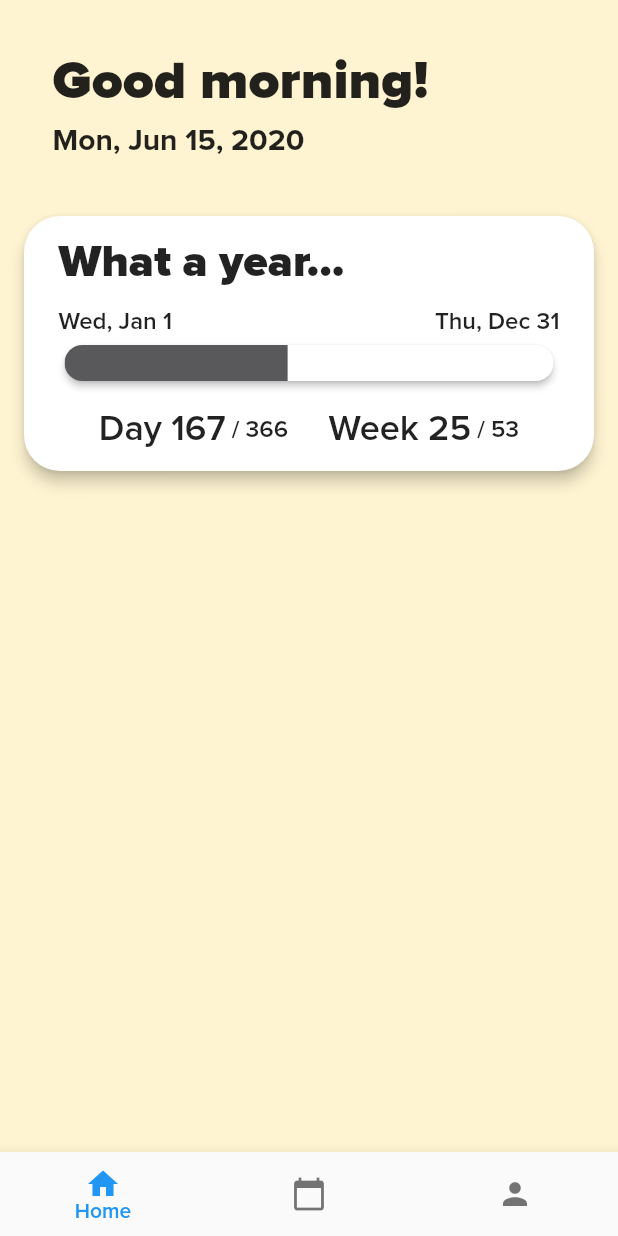
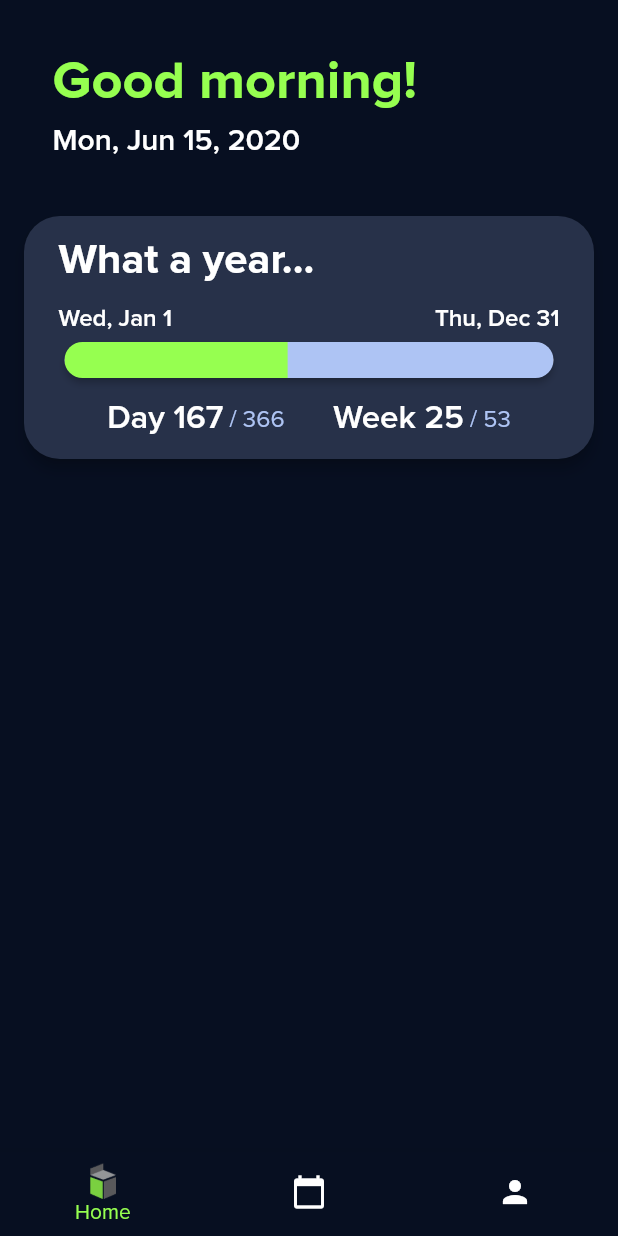
Before and after one commit to ubc-biztech/bt-mobile, a Flutter app: the screen it shows after launch, on a phone screen of 412 x 824 dp. Run offline on Flutter 3.47's test engine with Material 2 defaults, Android fonts, the phone set to English and light mode, and no system bars; drawn by our look-alikes of auto_size_text; our stand-ins replace cached_network_image, flutter_dotenv, get_it, shared_preferences, tuple; network calls fail.

Commit message:
Change colors and use BizTech logo for navbar

```diff
--- a/lib/constants/colors.dart
+++ b/lib/constants/colors.dart
@@ -4,4 +4,11 @@ class C {
   static const Color morningBackground = Color(0xFFfff4d1);
   static const Color dayBackground = Color(0xFFeff3f8);
   static const Color bizTechGrey = Color(0xFF59595B);
+
+  /// Dark Mode Colors
+  static const Color darkBackground = Color(0xFF070F21);
+  static const Color darkBackgroundCard = Color(0xFF273149);
+  static const Color darkColor1 = Color(0xFF96FF50);
+  static const Color darkColor2 = Color(0xFFFFFFFF);
+  static const Color darkColor3 = Color(0xFFAEC4F4);
 }
--- a/lib/events/events.dart
+++ b/lib/events/events.dart
@@ -1,3 +1,4 @@
+import 'package:bt_mobile/constants/colors.dart';
 import 'package:bt_mobile/constants/strings.dart';
 import 'package:flutter/material.dart';
 
@@ -20,6 +21,7 @@ class _EventsState extends EventsView {
       child: Container(
         child: const Text(
           S.eventsDesc,
+          style: TextStyle(color: C.darkColor2),
         ),
       ),
     );
--- a/lib/home/widgets/greeting_and_weather.dart
+++ b/lib/home/widgets/greeting_and_weather.dart
@@ -1,4 +1,5 @@
 import 'package:auto_size_text/auto_size_text.dart';
+import 'package:bt_mobile/constants/colors.dart';
 import 'package:cached_network_image/cached_network_image.dart';
 import 'package:flutter/material.dart';
 
@@ -23,17 +24,25 @@ class GreetingAndWeather extends StatelessWidget {
           AutoSizeText(
             model.salutation,
             maxLines: 1,
-            style: const TextStyle(fontSize: 36.0, fontWeight: FontWeight.w900),
+            style: const TextStyle(
+              fontSize: 36.0,
+              fontWeight: FontWeight.bold,
+              color: C.darkColor1,
+            ),
           ),
           const SizedBox(height: 11.0),
           AutoSizeText(
             model.date,
             maxLines: 1,
-            style: const TextStyle(fontSize: 20.0, fontWeight: FontWeight.bold),
+            style: const TextStyle(
+              fontSize: 20.0,
+              fontWeight: FontWeight.w600,
+              color: C.darkColor2,
+            ),
           ),
           const SizedBox(height: 16.0),
           _weather,
-          const SizedBox(height: 20.0),
+          const SizedBox(height: 18.0),
         ],
       ),
     );
@@ -41,18 +50,24 @@ class GreetingAndWeather extends StatelessWidget {
 
   Widget get _weather {
     if (!model.isThereWeatherData) {
-      return Container();
+      return Container(
+        height: 2.0,
+      );
     }
     return SizedBox(
-      height: 47.0,
+      height: 40.0,
       child: Row(
         mainAxisAlignment: MainAxisAlignment.spaceBetween,
         children: <Widget>[
           AspectRatio(
             aspectRatio: 1.0,
-            child: CachedNetworkImage(
-              imageUrl: model.weatherIconUrl,
-              fit: BoxFit.contain,
+            child: ColorFiltered(
+              colorFilter:
+                  const ColorFilter.mode(C.darkColor2, BlendMode.srcATop),
+              child: CachedNetworkImage(
+                imageUrl: model.weatherIconUrl,
+                fit: BoxFit.contain,
+              ),
             ),
           ),
           Expanded(
@@ -60,16 +75,22 @@ class GreetingAndWeather extends StatelessWidget {
               model.degrees,
               maxLines: 1,
               textAlign: TextAlign.center,
-              style:
-                  const TextStyle(fontSize: 28.0, fontWeight: FontWeight.bold),
+              style: const TextStyle(
+                fontSize: 24.0,
+                fontWeight: FontWeight.w600,
+                color: C.darkColor2,
+              ),
             ),
           ),
           Expanded(
             child: AutoSizeText(
               model.city,
               maxLines: 1,
-              style:
-                  const TextStyle(fontSize: 28.0, fontWeight: FontWeight.bold),
+              style: const TextStyle(
+                fontSize: 24.0,
+                fontWeight: FontWeight.w600,
+                color: C.darkColor2,
+              ),
             ),
           ),
         ],
--- a/lib/home/widgets/term_stats/term_fraction_stats.dart
+++ b/lib/home/widgets/term_stats/term_fraction_stats.dart
@@ -1,4 +1,5 @@
 import 'package:auto_size_text/auto_size_text.dart';
+import 'package:bt_mobile/constants/colors.dart';
 import 'package:flutter/widgets.dart';
 
 import '../../home_model.dart';
@@ -48,12 +49,19 @@ class _FractionStat extends StatelessWidget {
         AutoSizeText(
           numeratorText,
           maxLines: 1,
-          style: const TextStyle(fontSize: 24.0),
+          style: const TextStyle(
+            fontSize: 22.0,
+            fontWeight: FontWeight.w600,
+            color: C.darkColor2,
+          ),
         ),
         AutoSizeText(
           denominatorText,
           maxLines: 1,
-          style: const TextStyle(fontSize: 16.0),
+          style: const TextStyle(
+            fontSize: 16.0,
+            color: C.darkColor3,
+          ),
         ),
       ],
     );
--- a/lib/home/widgets/term_stats/term_progress_bar.dart
+++ b/lib/home/widgets/term_stats/term_progress_bar.dart
@@ -57,12 +57,12 @@ class _InnerContainerState extends State<_InnerContainer> {
   @override
   Widget build(BuildContext context) {
     return Container(
-      color: Colors.white,
+      color: C.darkColor3,
       constraints: const BoxConstraints(minWidth: double.infinity),
       height: 24.0,
       alignment: Alignment.centerLeft,
       child: AnimatedContainer(
-        color: C.bizTechGrey,
+        color: C.darkColor1,
         width: widget.model.topProgressWidth,
         height: 24.0,
         curve: Curves.fastOutSlowIn,
--- a/lib/home/widgets/term_stats/term_stats.dart
+++ b/lib/home/widgets/term_stats/term_stats.dart
@@ -1,4 +1,5 @@
 import 'package:auto_size_text/auto_size_text.dart';
+import 'package:bt_mobile/constants/colors.dart';
 import 'package:flutter/material.dart';
 
 import '../../home.dart';
@@ -22,25 +23,41 @@ class TermStats extends StatelessWidget {
       constraints: const BoxConstraints(minWidth: double.infinity),
       margin: const EdgeInsets.symmetric(horizontal: 12.0),
       child: Card(
+        color: C.darkBackgroundCard,
         child: Padding(
           padding: const EdgeInsets.symmetric(horizontal: 23.0, vertical: 16.0),
           child: Column(
             mainAxisAlignment: MainAxisAlignment.start,
             crossAxisAlignment: CrossAxisAlignment.start,
             children: <Widget>[
-              AutoSizeText(model.term,
-                  maxLines: 1,
-                  style: const TextStyle(
-                      fontSize: 30.0, fontWeight: FontWeight.w900)),
+              AutoSizeText(
+                model.term,
+                maxLines: 1,
+                style: const TextStyle(
+                  fontSize: 28.0,
+                  fontWeight: FontWeight.bold,
+                  color: C.darkColor2,
+                ),
+              ),
               const SizedBox(height: 16.0),
               Row(
                 mainAxisSize: MainAxisSize.max,
                 mainAxisAlignment: MainAxisAlignment.spaceBetween,
                 children: <Widget>[
                   AutoSizeText(model.startDate,
-                      maxLines: 1, style: const TextStyle(fontSize: 16.0)),
+                      maxLines: 1,
+                      style: const TextStyle(
+                        fontSize: 16.0,
+                        fontWeight: FontWeight.w600,
+                        color: C.darkColor2,
+                      )),
                   AutoSizeText(model.endDate,
-                      maxLines: 1, style: const TextStyle(fontSize: 16.0)),
+                      maxLines: 1,
+                      style: const TextStyle(
+                        fontSize: 16.0,
+                        color: C.darkColor2,
+                        fontWeight: FontWeight.w600,
+                      )),
                 ],
               ),
               const SizedBox(height: 4.0),
@@ -48,7 +65,7 @@ class TermStats extends StatelessWidget {
                 presenter: widget.presenter,
                 model: model,
               ),
-              const SizedBox(height: 16.0),
+              const SizedBox(height: 12.0),
               TermFractionStats(model: model)
             ],
           ),
--- a/lib/main/main.dart
+++ b/lib/main/main.dart
@@ -17,11 +17,14 @@ class _MainState extends MainView {
   @override
   Widget build(BuildContext context) {
     return Scaffold(
-      backgroundColor: C.morningBackground,
+      backgroundColor: C.darkBackground,
       body: SafeArea(
         child: model.currentPage,
       ),
       bottomNavigationBar: BottomNavigationBar(
+        backgroundColor: C.darkBackground,
+        selectedItemColor: C.darkColor1,
+        unselectedItemColor: C.darkColor2,
         onTap: widget.presenter.onTabTapped,
         currentIndex: model.pageIndex,
         showUnselectedLabels: false,
--- a/lib/main/main_model.dart
+++ b/lib/main/main_model.dart
@@ -5,7 +5,7 @@ import 'package:tuple/tuple.dart';
 class MainModel extends Model {
   int pageIndex = 0;
   List<Widget> pages = [];
-  List<Tuple2<Icon, String>> iconAndTitles = [];
+  List<Tuple2<Widget, String>> iconAndTitles = [];
 
   Widget get currentPage => pages[pageIndex];
 }
--- a/lib/main/main_presenter.dart
+++ b/lib/main/main_presenter.dart
@@ -20,7 +20,9 @@ class MainPresenter extends Presenter<MainView, MainModel> {
 
   void _addPages() {
     model.pages.add(Home(HomePresenter()));
-    model.iconAndTitles.add(Tuple2(Icon(Icons.home), S.homeTitle));
+    model.iconAndTitles.add(Tuple2(
+        Image.asset('assets/images/biztech-65.png', height: 24.0),
+        S.homeTitle));
     model.pages.add(Events(EventsPresenter()));
     model.iconAndTitles.add(Tuple2(Icon(Icons.calendar_today), S.eventsTitle));
     model.pages.add(Profile(ProfilePresenter()));
--- a/lib/profile/profile.dart
+++ b/lib/profile/profile.dart
@@ -1,3 +1,4 @@
+import 'package:bt_mobile/constants/colors.dart';
 import 'package:bt_mobile/constants/strings.dart';
 import 'package:flutter/material.dart';
 
@@ -20,6 +21,7 @@ class _ProfileState extends ProfileView {
       child: Container(
         child: const Text(
           S.profileDesc,
+          style: TextStyle(color: C.darkColor2),
         ),
       ),
     );
--- a/pubspec.yaml
+++ b/pubspec.yaml
@@ -68,7 +68,9 @@ flutter:
   fonts:
     - family: Proxima-Nova
       fonts:
+        - asset: assets/fonts/Proxima-Nova-Regular.otf
         - asset: assets/fonts/Proxima-Nova-Sbold.otf
+          weight: 600
         - asset: assets/fonts/Proxima-Nova-Bold.otf
           weight: 700
         - asset: assets/fonts/Proxima-Nova-Black.otf
```
Also changed, not shown: assets/fonts/Proxima-Nova-Regular.otf (added), assets/images/biztech-65.png (added), assets/images/biztech.png (added).
